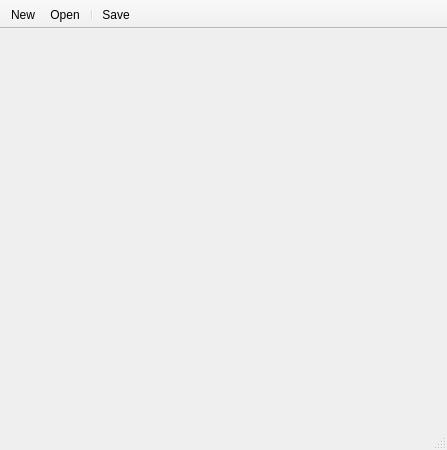
Above: vue.ui from CDZo/Project-Takuzu before the change. Below: the same form after it.
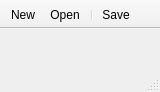
That is the form after the change.

Commit message: set minimum size for the application

Diff of the .ui file:
```diff
--- a/vue.ui
+++ b/vue.ui
@@ -6,10 +6,16 @@
    <rect>
     <x>0</x>
     <y>0</y>
-    <width>447</width>
-    <height>450</height>
+    <width>160</width>
+    <height>92</height>
    </rect>
   </property>
+  <property name="sizePolicy">
+   <sizepolicy hsizetype="Minimum" vsizetype="Minimum">
+    <horstretch>0</horstretch>
+    <verstretch>0</verstretch>
+   </sizepolicy>
+  </property>
   <property name="windowTitle">
    <string>presenter</string>
   </property>
```
Left out of the diff: 2 changed lines with no effect on the pictures.
